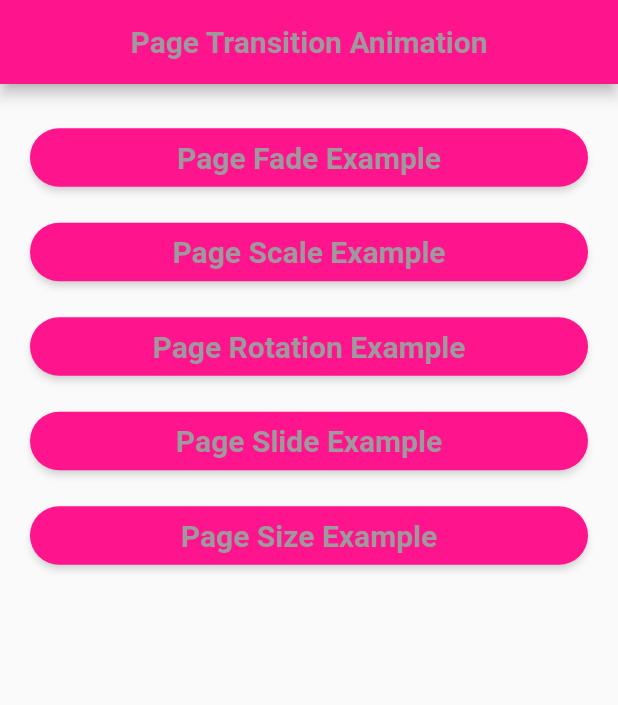
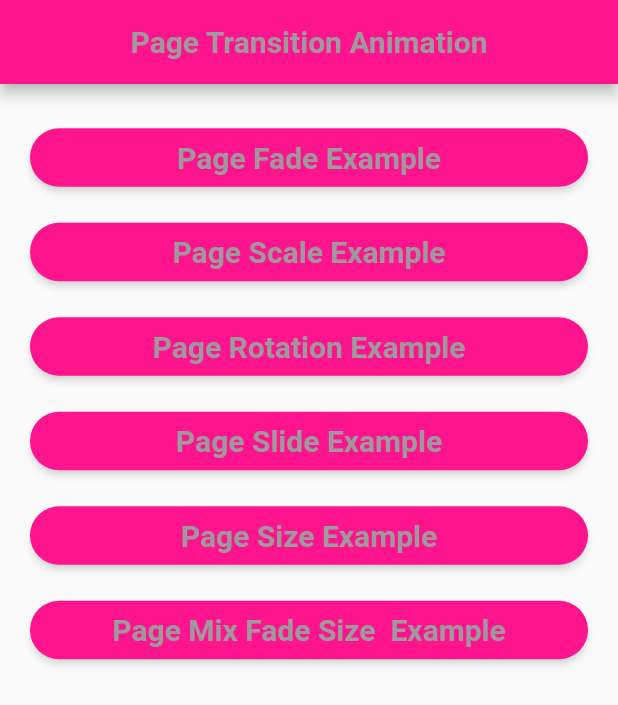
Before and after one commit to esraa-mohamad/examples_learning_animation, a Flutter app: the PageTransitionHomeView screen opened directly, on a phone screen of 412 x 824 dp. Shown: the top 705 px of the screen. Run offline on Flutter 3.47's test engine with Material 2 defaults, Android fonts, the phone set to English and light mode, and no system bars; our stand-ins replace animated_background.

Commit message:
page mix fade size

```diff
--- /dev/null
+++ b/lib/view/page_transition_animation/animation_components/page_mix_fade_size_components.dart
@@ -0,0 +1,25 @@
+import 'package:flutter/cupertino.dart';
+
+class PageMixFadeSizeTransitionComponent extends PageRouteBuilder
+{
+
+  final dynamic page;
+
+  PageMixFadeSizeTransitionComponent({this.page}) : super(
+      pageBuilder: (context,animation,secondaryAnimation)=>page ,
+      transitionsBuilder: (context,animation,secondaryAnimation,child){
+
+        return Align(
+          alignment: Alignment.center,
+          child: SizeTransition(
+            sizeFactor: animation,
+            child: FadeTransition(
+                opacity: animation,
+                child: child
+            ),
+          ),
+        );
+      }
+  );
+
+}
--- a/lib/view/page_transition_animation/page_transition_view.dart
+++ b/lib/view/page_transition_animation/page_transition_view.dart
@@ -3,6 +3,7 @@ import 'package:flutter/material.dart';
 import '../../components/const.dart';
 import '../../widget/third_button.dart';
 import 'animation_components/page_fade_transition_component.dart';
+import 'animation_components/page_mix_fade_size_components.dart';
 import 'animation_components/page_rotation_component.dart';
 import 'animation_components/page_scale_transition_component.dart';
 import 'animation_components/page_size_components.dart';
@@ -68,7 +69,14 @@ class PageTransitionHomeView extends StatelessWidget {
             },
 
           ),
+          ThirdButtonElevated(
+            title: 'Page Mix Fade Size  Example',
+            page: () {
+              Navigator.of(context).push(PageMixFadeSizeTransitionComponent(
+                  page: const PageTransitionExample()));
+            },
 
+          ),
         ]),
       ),
     );
```
